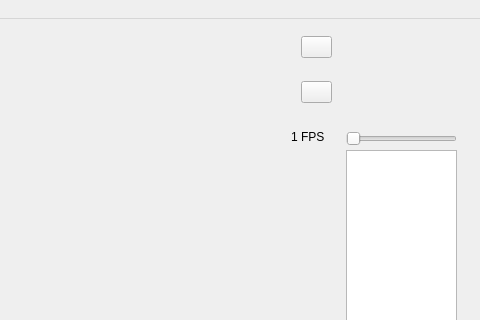
The window that viewer.ui (C2-YK/a8-sprite-editor-f21-FredZ-U) describes before a commit, drawn with Qt 5; both pictures show x 449 to 929 and y 0 to 320 of the 929 by 589 pixel window.
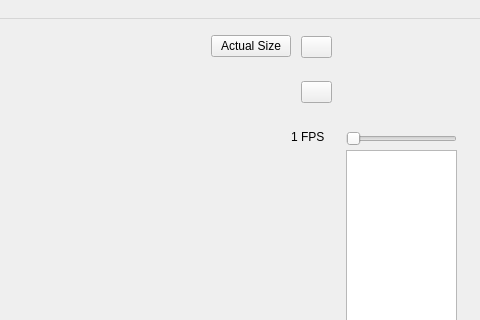
The same window after the commit. Icons and pictures are not drawn.

Commit message: Add show actual size function and require document

Patch:
```diff
--- a/viewer.ui
+++ b/viewer.ui
@@ -239,6 +239,23 @@
      </item>
     </layout>
    </widget>
+   <widget class="QPushButton" name="playActualSizeButton">
+    <property name="geometry">
+     <rect>
+      <x>660</x>
+      <y>16</y>
+      <width>80</width>
+      <height>22</height>
+     </rect>
+    </property>
+    <property name="text">
+     <string>Actual Size</string>
+    </property>
+    <property name="icon">
+     <iconset resource="res.qrc">
+      <normaloff>:/icon/res/play-button-arrowhead.png</normaloff>:/icon/res/play-button-arrowhead.png</iconset>
+    </property>
+   </widget>
   </widget>
   <widget class="QMenuBar" name="menubar">
    <property name="geometry">
```
The commit also changes 6 other files.
